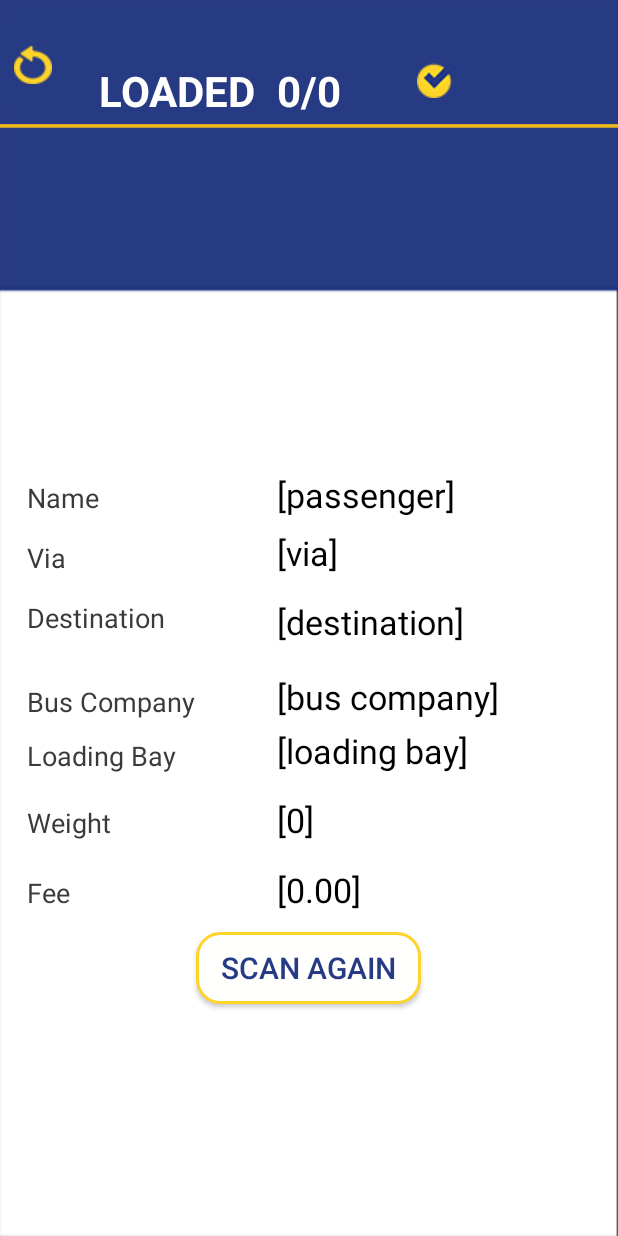
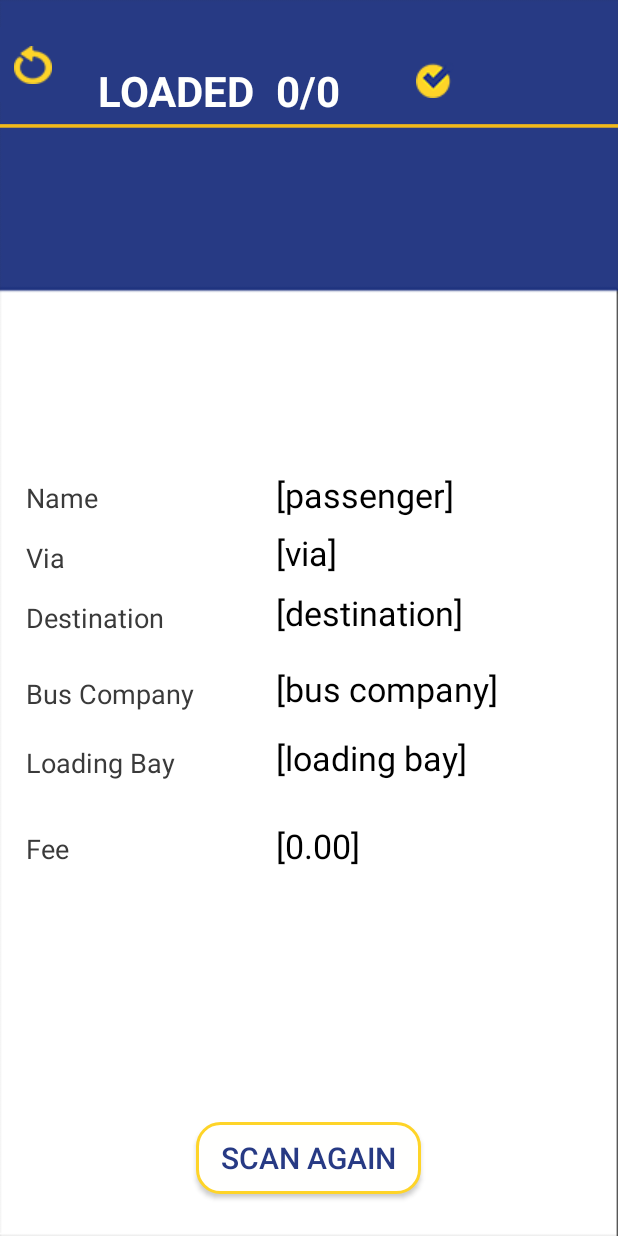
Before and after one commit to jmrequioma/qrcodescanner, an Android app: the layout activity_display.xml on its own in the app's theme, with its tools: preview values and no code run, on a phone screen of 412 x 824 dp. Run offline under Robolectric (Android 15) with nearby library versions, the phone set to English and light mode, and no system bars.

Commit message:
can already auto back. Display activity only shows for 30 seconds

```diff
--- a/app/src/main/java/com/example/dcs_madl14/upliftqrscanner/Display.java
+++ b/app/src/main/java/com/example/dcs_madl14/upliftqrscanner/Display.java
@@ -123,6 +123,16 @@ public class Display extends Activity {
             Intent intent = new Intent(Display.this, ErrorDisplay.class);
             startActivity(intent);
         }
+        // this sets timer to 10 seconds so we can close the activity
+        Handler handler = new Handler();
+
+        handler.postDelayed(new Runnable() {
+            public void run() {
+                Intent intent = new Intent();
+                setResult(RESULT_OK, intent);
+                finish();
+            }
+        }, 30000);   // 30 seconds
     }
     @Override
     protected void onStart() {
--- a/app/src/main/res/layout/activity_display.xml
+++ b/app/src/main/res/layout/activity_display.xml
@@ -13,14 +13,14 @@
             android:id="@+id/btnScan"
             android:layout_width="150dp"
             android:layout_height="wrap_content"
-            android:layout_below="@+id/fee_label"
+            android:layout_alignParentBottom="true"
             android:layout_centerHorizontal="true"
-            android:layout_marginTop="14dp"
+            android:layout_marginBottom="28dp"
             android:background="@drawable/scan_again"
             android:onClick="onClick"
             android:text="@string/scan_label"
             android:textColor="@color/colorPrimaryDark"
-            android:textSize="20sp"/>
+            android:textSize="20sp" />
 
         <TextView
             android:id="@+id/passenger_label"
@@ -59,8 +59,8 @@
             android:id="@+id/destination_value"
             android:layout_width="wrap_content"
             android:layout_height="wrap_content"
+            android:layout_above="@+id/bus_value"
             android:layout_alignStart="@+id/passenger_value"
-            android:layout_alignTop="@+id/destination_label"
             android:text="@string/destination_value"
             android:textColor="#000000"
             android:textSize="22.5sp" />
@@ -71,7 +71,7 @@
             android:layout_height="wrap_content"
             android:layout_alignBottom="@+id/bus_value"
             android:layout_alignParentStart="true"
-            android:layout_marginStart="18dp"
+            android:layout_marginStart="17dp"
             android:text="@string/bus_label"
             android:textColor="#3A3A3A"
             android:textSize="18sp" />
@@ -82,7 +82,7 @@
             android:layout_height="wrap_content"
             android:layout_alignStart="@+id/destination_value"
             android:layout_below="@+id/destination_label"
-            android:layout_marginTop="25dp"
+            android:layout_marginTop="20dp"
             android:text="@string/bus_value"
             android:textColor="#000000"
             android:textSize="22.5sp" />
@@ -93,7 +93,7 @@
             android:layout_height="wrap_content"
             android:layout_alignStart="@+id/bus_label"
             android:layout_below="@+id/bus_label"
-            android:layout_marginTop="11dp"
+            android:layout_marginTop="21dp"
             android:text="@string/loading_label"
             android:textColor="#3A3A3A"
             android:textSize="18sp" />
@@ -110,34 +110,12 @@
             android:textColor="#000000" />
 
         <TextView
-            android:id="@+id/weight_label"
-            android:layout_width="wrap_content"
-            android:layout_height="wrap_content"
-            android:layout_alignStart="@+id/loading_label"
-            android:layout_below="@+id/loading_label"
-            android:layout_marginTop="20dp"
-            android:text="@string/weight_label"
-            android:textColor="#3A3A3A"
-            android:textSize="18sp" />
-
-        <TextView
-            android:id="@+id/weight_value"
-            android:layout_width="wrap_content"
-            android:layout_height="wrap_content"
-            android:layout_alignBaseline="@+id/weight_label"
-            android:layout_alignBottom="@+id/weight_label"
-            android:layout_alignStart="@+id/loading_value"
-            android:text="@string/weight_value"
-            android:textColor="#000000"
-            android:textSize="22.5sp" />
-
-        <TextView
             android:id="@+id/fee_label"
             android:layout_width="wrap_content"
             android:layout_height="wrap_content"
-            android:layout_alignStart="@+id/weight_label"
-            android:layout_below="@+id/weight_label"
-            android:layout_marginTop="22dp"
+            android:layout_alignBaseline="@+id/fee_value"
+            android:layout_alignBottom="@+id/fee_value"
+            android:layout_alignStart="@+id/loading_label"
             android:text="@string/fee_label"
             android:textColor="#3A3A3A"
             android:textSize="18sp" />
@@ -146,9 +124,9 @@
             android:id="@+id/fee_value"
             android:layout_width="wrap_content"
             android:layout_height="wrap_content"
-            android:layout_alignBaseline="@+id/fee_label"
-            android:layout_alignBottom="@+id/fee_label"
-            android:layout_alignStart="@+id/weight_value"
+            android:layout_alignStart="@+id/loading_value"
+            android:layout_below="@+id/loading_label"
+            android:layout_marginTop="28dp"
             android:text="@string/fee_value"
             android:textColor="#000000"
             android:textSize="22.5sp" />
```
